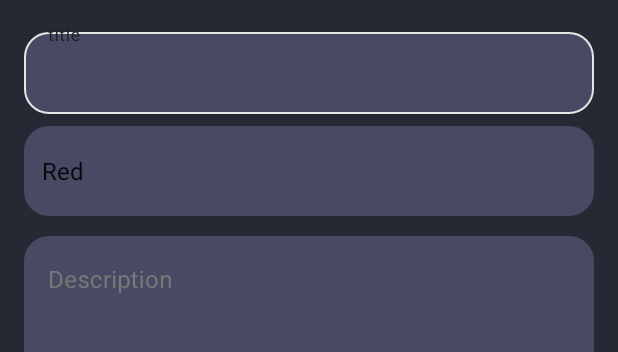
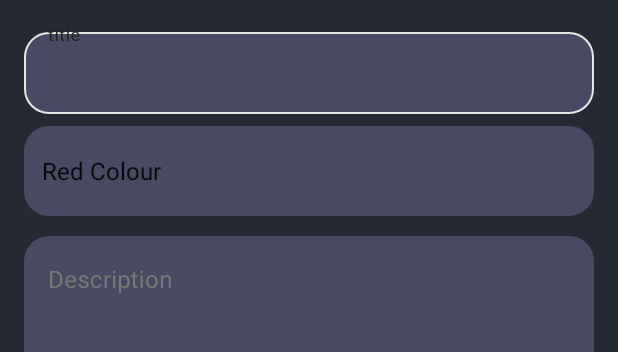
Before and after one commit to VadymTroshchuk/MyNoteBook, an Android app: the layout add_fragment.xml on its own in the app's theme, with its tools: preview values and no code run, on a phone screen of 412 x 824 dp. Shown: the top 352 px of the screen. Run offline under Robolectric (Android 15) with nearby library versions, the phone set to English and light mode, and no system bars.

```diff
--- a/app/src/main/java/com/example/mynotebook/MainActivity.kt
+++ b/app/src/main/java/com/example/mynotebook/MainActivity.kt
@@ -10,8 +10,9 @@ import androidx.navigation.findNavController
 import androidx.navigation.fragment.NavHostFragment
 import androidx.navigation.ui.setupActionBarWithNavController
 import com.example.mynotebook.databinding.ActivityMainBinding
+import dagger.hilt.android.AndroidEntryPoint
 
-
+@AndroidEntryPoint
 class MainActivity : AppCompatActivity() {
 
     private lateinit var binding: ActivityMainBinding
--- a/app/src/main/java/com/example/mynotebook/db/viewmodel/SharedViewModel.kt
+++ b/app/src/main/java/com/example/mynotebook/db/viewmodel/SharedViewModel.kt
@@ -22,8 +22,8 @@ class SharedViewModel @Inject constructor(private val context: Application) : Vi
     private var _emptyDatabase: MutableLiveData<Boolean> = MutableLiveData(false)
     val emptyDatabase: LiveData<Boolean> get() = _emptyDatabase
 
-    fun checkIfDatabaseIsEmpty(toDoDataList: List<NoteData>) {
-        _emptyDatabase.value = toDoDataList.isEmpty()
+    fun checkIfDatabaseIsEmpty(noteDataList: List<NoteData>) {
+        _emptyDatabase.value = noteDataList.isEmpty()
     }
 
     val listener: AdapterView.OnItemSelectedListener = object :
--- a/app/src/main/java/com/example/mynotebook/fragments/AddFragment.kt
+++ b/app/src/main/java/com/example/mynotebook/fragments/AddFragment.kt
@@ -19,7 +19,9 @@ import com.example.mynotebook.databinding.AddFragmentBinding
 import com.example.mynotebook.db.model.NoteData
 import com.example.mynotebook.db.viewmodel.NoteViewModel
 import com.example.mynotebook.db.viewmodel.SharedViewModel
+import dagger.hilt.android.AndroidEntryPoint
 
+@AndroidEntryPoint
 class AddFragment : Fragment() {
 
     private lateinit var binding: AddFragmentBinding
--- a/app/src/main/res/values/strings.xml
+++ b/app/src/main/res/values/strings.xml
@@ -27,9 +27,9 @@
 
 
     <string-array name="colors">
-        <item>Red</item>
-        <item>Yellow</item>
-        <item>Green</item>
+        <item>Red Colour</item>
+        <item>Yellow Colour</item>
+        <item>Green Colour</item>
     </string-array>
 
 
```
Also changed, not shown: app/build.gradle.kts (+5 -5 lines), app/src/main/java/com/example/mynotebook/fragments/UpdateFragment.kt (+6 -3 lines).
